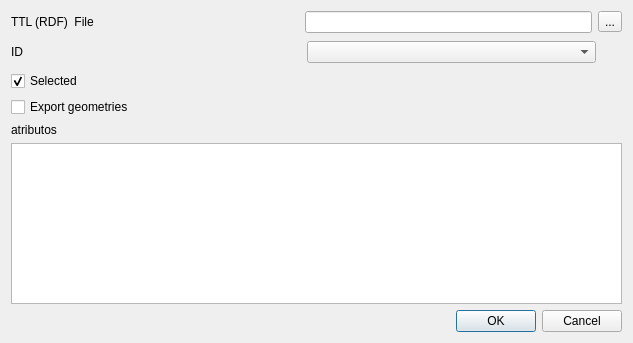
The window that export_dbcells_dialog_base.ui (dbcells/export2dbcells) describes before a commit, drawn with Qt 5.
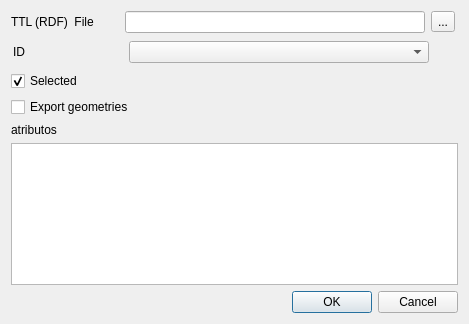
The same window after the commit.

What changed in the file:
```diff
--- a/export_dbcells_dialog_base.ui
+++ b/export_dbcells_dialog_base.ui
@@ -6,8 +6,8 @@
    <rect>
     <x>0</x>
     <y>0</y>
-    <width>633</width>
-    <height>343</height>
+    <width>469</width>
+    <height>324</height>
    </rect>
   </property>
   <property name="windowTitle">
@@ -20,6 +20,12 @@
       <layout class="QHBoxLayout" name="horizontalLayout">
        <item>
         <widget class="QLabel" name="labelRDF">
+         <property name="sizePolicy">
+          <sizepolicy hsizetype="Fixed" vsizetype="Minimum">
+           <horstretch>0</horstretch>
+           <verstretch>0</verstretch>
+          </sizepolicy>
+         </property>
          <property name="minimumSize">
           <size>
            <width>108</width>
@@ -60,6 +66,12 @@
       <layout class="QHBoxLayout" name="horizontalLayout_2">
        <item>
         <widget class="QLabel" name="labelID">
+         <property name="sizePolicy">
+          <sizepolicy hsizetype="Fixed" vsizetype="Preferred">
+           <horstretch>0</horstretch>
+           <verstretch>0</verstretch>
+          </sizepolicy>
+         </property>
          <property name="minimumSize">
           <size>
            <width>108</width>
```
